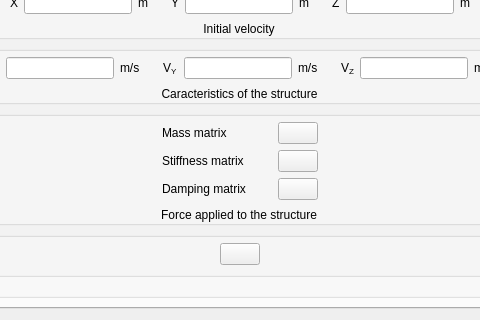
Old version of the form gui/Pages/FluidStructureInteractionForm.ui in the repository code-saturne/code_saturne; both pictures show x 109 to 589 and y 596 to 916 of the 696 by 916 pixel window.
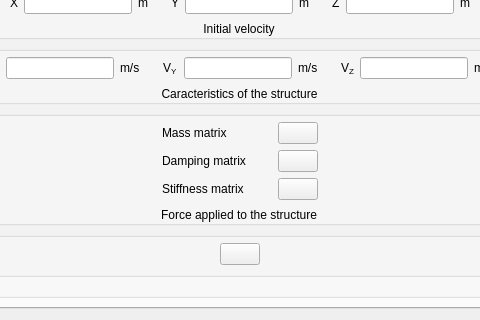
New version of the form. Icons and pictures are not drawn.

Commit message: Change the name of the mass/damping/stiffness matrix coefficients in case of fluid structure interaction with internal coupling (changed to resp. mij, cij and kij), for more consistency with the usual naming convention.

The edit to the form file:
```diff
--- a/gui/Pages/FluidStructureInteractionForm.ui
+++ b/gui/Pages/FluidStructureInteractionForm.ui
@@ -702,7 +702,7 @@
                          </spacer>
                         </item>
                         <item>
-                         <widget class="QLabel" name="label_21" >
+                         <widget class="QLabel" name="label_22" >
                           <property name="minimumSize" >
                            <size>
                             <width>110</width>
@@ -713,12 +713,12 @@
                            <string>Code_Saturne key word: XKSTRU</string>
                           </property>
                           <property name="text" >
-                           <string>Stiffness matrix</string>
+                           <string>Damping matrix</string>
                           </property>
                          </widget>
                         </item>
                         <item>
-                         <widget class="QPushButton" name="pushButtonStiffnessMatrix" >
+                         <widget class="QPushButton" name="pushButtonDampingMatrix" >
                           <property name="toolTip" >
                            <string>Code_Saturne key word: XKSTRU</string>
                           </property>
@@ -768,7 +768,7 @@
                          </spacer>
                         </item>
                         <item>
-                         <widget class="QLabel" name="label_22" >
+                         <widget class="QLabel" name="label_21" >
                           <property name="minimumSize" >
                            <size>
                             <width>110</width>
@@ -779,12 +779,12 @@
                            <string>Code_Saturne key word: XCSTRU</string>
                           </property>
                           <property name="text" >
-                           <string>Damping matrix</string>
+                           <string>Stiffness matrix</string>
                           </property>
                          </widget>
                         </item>
                         <item>
-                         <widget class="QPushButton" name="pushButtonDampingMatrix" >
+                         <widget class="QPushButton" name="pushButtonStiffnessMatrix" >
                           <property name="toolTip" >
                            <string>Code_Saturne key word: XCSTRU</string>
                           </property>
```
Left out of the diff: 8 changed lines with no effect on the pictures. The commit also changes 4 other files.
